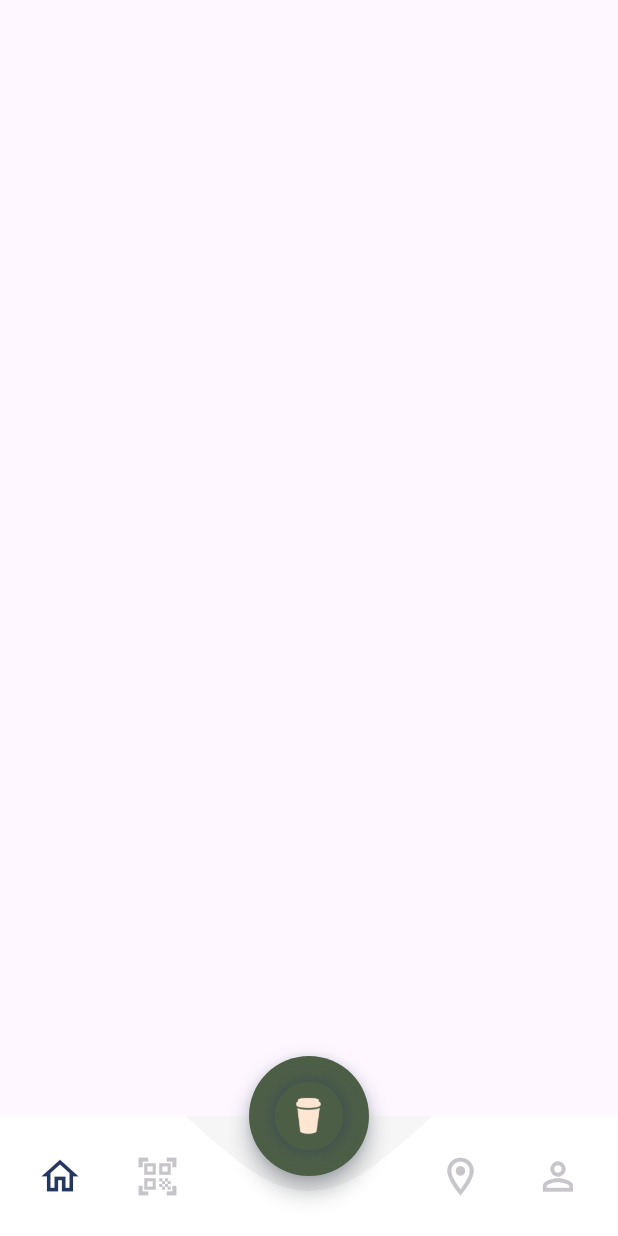
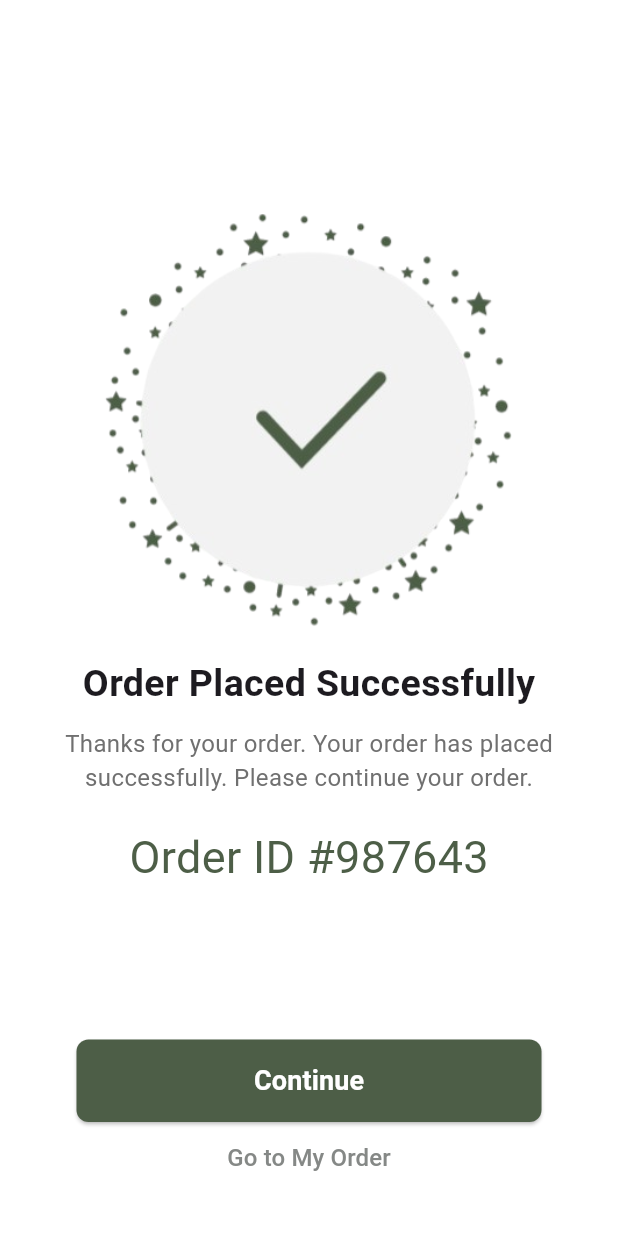
Before and after one commit to qkWyne/rumailah, a Flutter app: the screen it shows after launch, on a phone screen of 412 x 824 dp. Run offline on Flutter 3.47's test engine with Material 3 defaults, Android fonts, the light colour scheme and no system bars; our stand-ins replace dotted_line, intl_phone_field.

Commit message:
initial commit

```diff
--- a/lib/main.dart
+++ b/lib/main.dart
@@ -4,6 +4,8 @@ import 'package:rumailah/screens/create_account.dart';
 import 'package:rumailah/screens/edit_account.dart';
 import 'package:rumailah/screens/home.dart';
 import 'package:rumailah/screens/login_otp.dart';
+import 'package:rumailah/screens/order_placed%20_successfully.dart';
+import 'package:rumailah/screens/payment_page.dart';
 import 'package:rumailah/screens/select_language.dart';
 import 'package:rumailah/screens/splash_screen.dart';
 
@@ -23,7 +25,7 @@ class MyApp extends StatelessWidget {
       theme: ThemeData(
         useMaterial3: true,
       ),
-      home:Home(),
+      home:OrderPlacedSuccessfully(),
     );
   }
 }
--- /dev/null
+++ b/lib/screens/order_placed _successfully.dart
@@ -0,0 +1,67 @@
+import 'package:flutter/material.dart';
+class OrderPlacedSuccessfully extends StatefulWidget {
+  const OrderPlacedSuccessfully({super.key});
+
+  @override
+  State<OrderPlacedSuccessfully> createState() => _OrderPlacedSuccessfullyState();
+}
+
+class _OrderPlacedSuccessfullyState extends State<OrderPlacedSuccessfully> {
+  @override
+  Widget build(BuildContext context) {
+    return Scaffold(
+      backgroundColor: Colors.white,
+      body: Center(
+        child: Container(
+          child: Column(
+            mainAxisAlignment: MainAxisAlignment.center,
+            children: [
+              Container(
+                margin: EdgeInsets.only(top: 100),
+                width: 300,
+                height: 300,
+                child: Image.asset("assets/images/orderplacedsuccessfuly/order.png"),
+              ),
+              SizedBox(height: 10,),
+              Container(
+                child: Text("Order Placed Successfully",style: TextStyle(fontWeight: FontWeight.bold,fontSize: 25),),
+              ),
+              SizedBox(height: 10,),
+              Container(
+                child: Text("Thanks for your order. Your order has placed",style: TextStyle(
+                    fontSize: 16,color: Color(0xFF707070)),),
+              ),
+              Container(
+                child: Text("successfully. Please continue your order.",style: TextStyle(
+                    fontSize: 16,color: Color(0xFF707070)),),
+              ),
+              SizedBox(height: 20,),
+              Container(
+                child: Text("Order ID #987643",style: TextStyle(
+                    fontSize: 30,color: Color(0xFF4D5E47)),),
+              ),
+              Container(
+                margin: EdgeInsets.only(top: 100, ),
+                width: 310,
+                height: 55,
+                child: ElevatedButton(
+                    style: ElevatedButton.styleFrom(
+                        shape:  RoundedRectangleBorder(
+                          borderRadius: BorderRadius.circular(8.0),
+                        ),
+                        backgroundColor:Color(0xFF4D5E47),
+                        foregroundColor: Colors.white),
+                    onPressed: (){
+                    }, child: Text("Continue",style: TextStyle(fontSize: 18,fontWeight: FontWeight.bold),)),
+              ),
+              TextButton(onPressed: (){
+
+              }, child: Text("Go to My Order",style: TextStyle(color: Color(0xFF858886),fontSize: 16),))
+            ],
+          ),
+        ),
+      ),
+
+    );
+  }
+}
--- a/pubspec.yaml
+++ b/pubspec.yaml
@@ -69,6 +69,8 @@ flutter:
     - assets/images/editaccount/
     - assets/images/homepage/
     - assets/images/scanQR/
+    - assets/images/paymentpage/
+    - assets/images/orderplacedsuccessfuly/
 
   # An image asset can refer to one or more resolution-specific "variants", see
   # https://flutter.dev/to/resolution-aware-images
```
Also changed, not shown: lib/screens/payment_page.dart (added, +134 -0 lines), assets/images/orderplacedsuccessfuly/order.png (added), assets/images/paymentpage/credit-card.png (added), assets/images/paymentpage/money.png (added).
